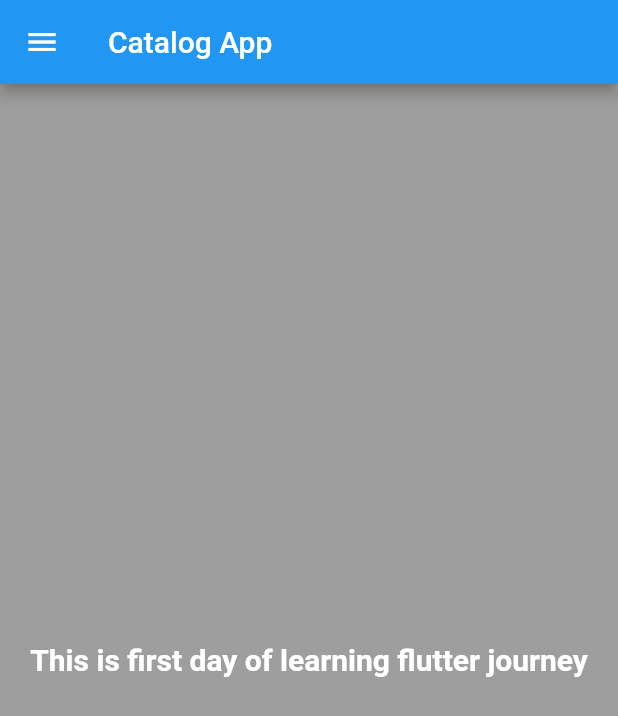
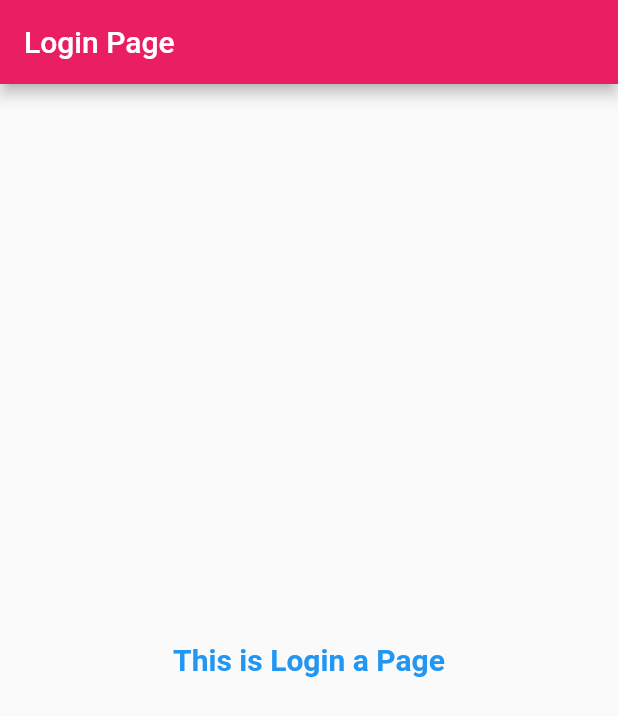
Before and after one commit to Naimishkumar1/flutter_application_1, a Flutter app: the screen it shows after launch, on a phone screen of 412 x 824 dp. Shown: the top 716 px of the screen. Run offline on Flutter 3.47's test engine with Material 2 defaults, Android fonts, the phone set to English and light mode, and no system bars.

Commit message:
Day 3 Complited

```diff
--- a/lib/HomePage.dart
+++ /dev/null
@@ -1,26 +0,0 @@
-import 'dart:ui';
-
-import 'package:flutter/material.dart';
-
-class HomePage extends StatefulWidget {
-  const HomePage({Key? key}) : super(key: key);
-
-  @override
-  State<HomePage> createState() => _MyHomePage();
-}
-
-class _MyHomePage extends State<HomePage> {
-  @override
-  Widget build(BuildContext context) {
-    return Scaffold(
-      appBar: AppBar(
-        title: const Text('Catalog App'),
-      ),
-      body: const Center(
-            child: Text("This is first day of learning flutter journey",style: TextStyle(fontSize: 20,color: Colors.white
-            ,fontWeight: FontWeight.bold),)),
-      drawer: const Drawer(),
-      backgroundColor: Colors.grey,
-    );
-  }
-}
--- /dev/null
+++ b/lib/Pages/HomePage.dart
@@ -0,0 +1,21 @@
+
+import 'package:flutter/material.dart';
+
+class HomePage extends StatelessWidget {
+  @override
+  Widget build(BuildContext context) {
+    return Scaffold(
+      appBar: AppBar(
+        title: const Text('Catalog App'),
+      ),
+      body: const Center(
+          child: Text(
+        "This is first day of learning flutter journey",
+        style: TextStyle(
+            fontSize: 20, color: Colors.white, fontWeight: FontWeight.bold),
+      )),
+      drawer: const Drawer(),
+      backgroundColor: Colors.grey,
+    );
+  }
+}
--- /dev/null
+++ b/lib/Pages/LoginPage.dart
@@ -0,0 +1,20 @@
+import 'dart:ui';
+
+import 'package:flutter/material.dart';
+
+class LoginPage extends StatelessWidget {
+  @override
+  Widget build(BuildContext context) {
+    return Scaffold(
+      appBar: AppBar(
+        title: const Text('Login Page'),
+      ),
+      body: const Center(
+          child: Text(
+        'This is Login a Page',
+        style: TextStyle(
+            fontSize: 20, fontWeight: FontWeight.bold, color: Colors.blue,),
+      )),
+    );
+  }
+}
--- a/lib/main.dart
+++ b/lib/main.dart
@@ -1,5 +1,6 @@
 import 'package:flutter/material.dart';
-import 'package:flutter_application_1/HomePage.dart';
+import 'package:flutter_application_1/Pages/HomePage.dart';
+import 'package:flutter_application_1/Pages/loginPage.dart';
 
 void main() => runApp(const MyApp());
 
@@ -13,8 +14,13 @@ class MyApp extends StatefulWidget {
 class _MyAppState extends State<MyApp> {
   @override
   Widget build(BuildContext context) {
-    return const MaterialApp(
-      home: HomePage(),
+    return  MaterialApp(
+      themeMode: ThemeMode.light,
+      theme: ThemeData(primarySwatch: Colors.pink),
+      routes: {
+        "/":(context)=> LoginPage(),
+        "/login":(context) =>HomePage(),
+      },
     ) ;
   }
 }
```
